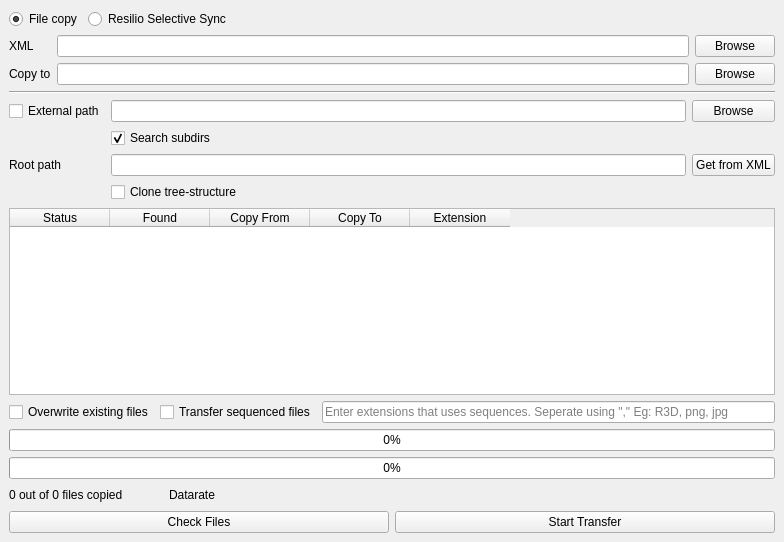
Old version of the form xml_file_copy_ui.ui in the repository EmberLightVFX/XML-File-Copy.
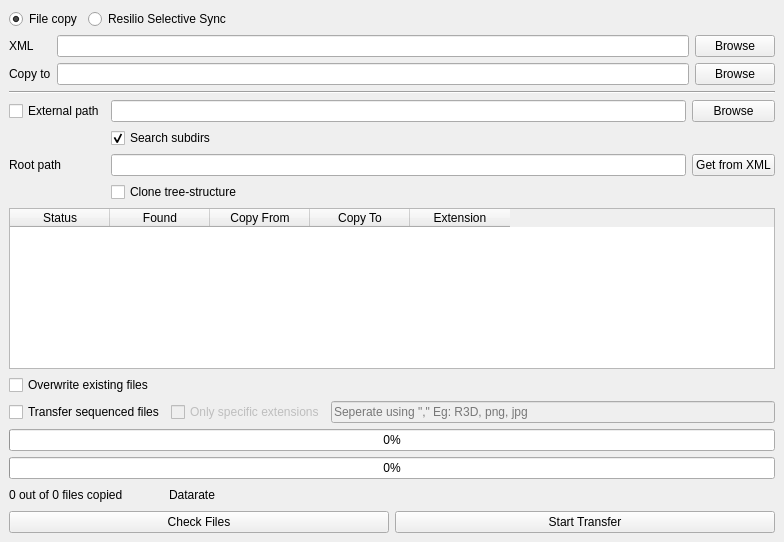
New version of the form.

The edit to the form file:
```diff
--- a/xml_file_copy_ui.ui
+++ b/xml_file_copy_ui.ui
@@ -204,7 +204,10 @@
      </widget>
     </item>
     <item>
-     <layout class="QHBoxLayout" name="horizontalLayout">
+     <layout class="QHBoxLayout" name="horizontalLayout"/>
+    </item>
+    <item>
+     <layout class="QVBoxLayout" name="verticalLayout">
       <item>
        <widget class="QCheckBox" name="cb_overwrite">
         <property name="text">
@@ -213,6 +216,8 @@
        </widget>
       </item>
       <item>
+       <layout class="QHBoxLayout" name="horizontalLayout_4">
+        <item>
        <widget class="QCheckBox" name="cb_sequence">
         <property name="text">
          <string>Transfer sequenced files</string>
@@ -220,11 +225,26 @@
        </widget>
       </item>
       <item>
-       <widget class="QLineEdit" name="le_sequence">
+         <widget class="QCheckBox" name="cb_extensions">
+          <property name="enabled">
+           <bool>false</bool>
+          </property>
+          <property name="text">
+           <string>Only specific extensions</string>
+          </property>
+         </widget>
+        </item>
+        <item>
+         <widget class="QLineEdit" name="le_extensions">
+          <property name="enabled">
+           <bool>false</bool>
+          </property>
         <property name="placeholderText">
-         <string>Enter extensions that uses sequences. Seperate using &quot;,&quot; Eg: R3D, png, jpg</string>
-        </property>
-       </widget>
+           <string>Seperate using &quot;,&quot; Eg: R3D, png, jpg</string>
+          </property>
+         </widget>
+        </item>
+       </layout>
       </item>
      </layout>
     </item>
```
Lines whose indentation alone changed are shown as unchanged.
